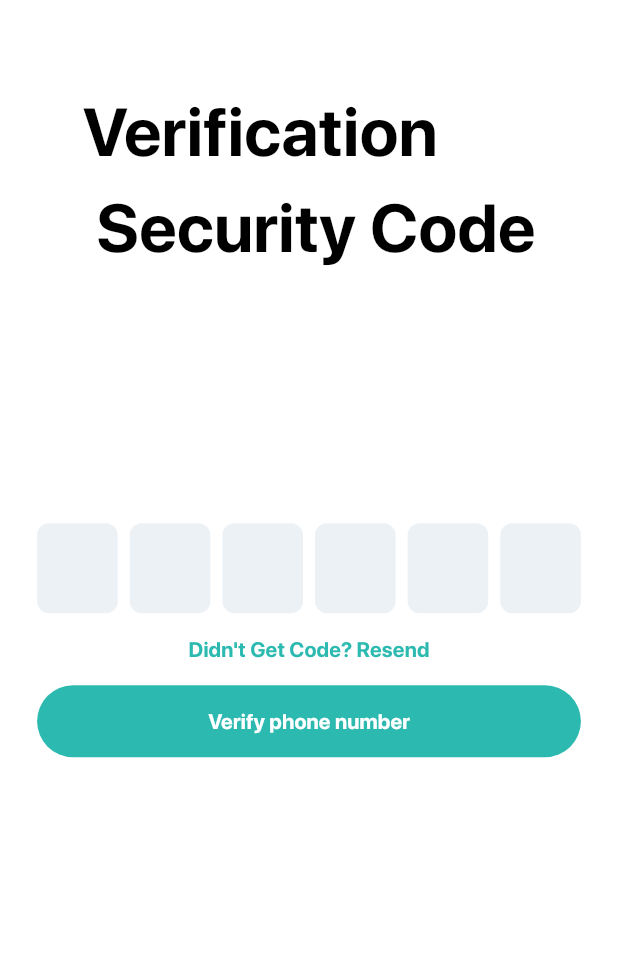
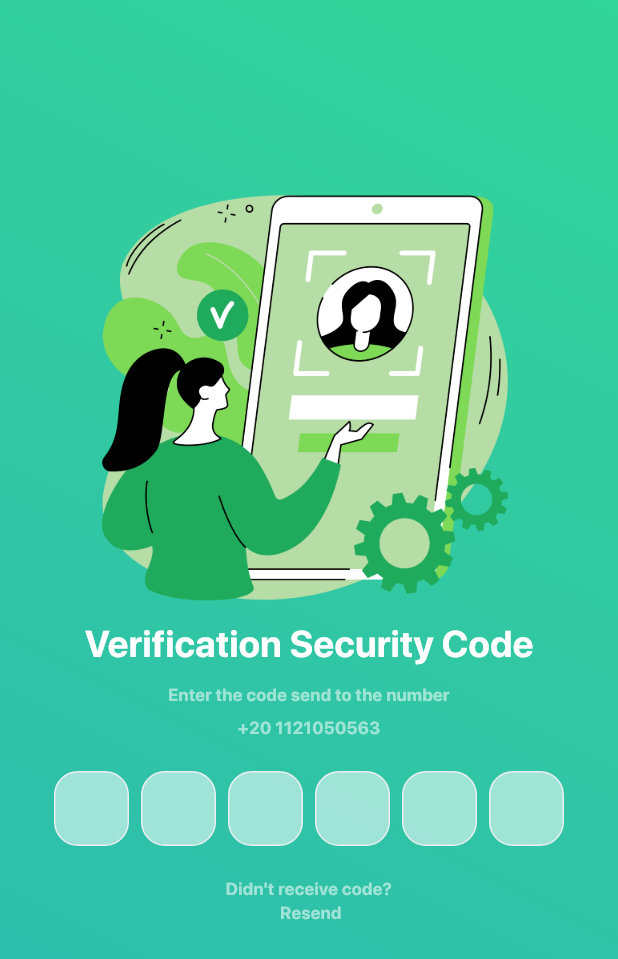
Before and after one commit to mohamdelbehairy/sophiee-app-2, a Flutter app: the OptPhoneNumberPage screen opened directly with empty values, on a phone screen of 412 x 824 dp. Shown: the top 959 px of the screen. Run offline on Flutter 3.47's test engine with Material 3 defaults, Android fonts, the phone set to English and light mode, and no system bars; drawn by our look-alikes of pinput; our stand-ins replace audioplayers, bloc, cached_network_image, chewie, cloud_firestore, connectivity_plus and 30 more; missing offline and left inert: flutter_file_downloader, flutter_pdfview, fluttercontactpicker, social_media_recorder; accounts and stored records are empty.

Commit message:
opt page ui done

```diff
--- a/lib/pages/auth/opt_phone_number_page.dart
+++ b/lib/pages/auth/opt_phone_number_page.dart
@@ -1,8 +1,6 @@
 import 'package:app/constants.dart';
-import 'package:app/utils/widget/custom_bottom.dart';
+import 'package:app/widgets/auth/opt_phone_number_page/opt_phone_number_page_body.dart';
 import 'package:flutter/material.dart';
-import 'package:flutter/services.dart';
-import 'package:pinput/pinput.dart';
 
 class OptPhoneNumberPage extends StatelessWidget {
   const OptPhoneNumberPage({super.key, required this.size});
@@ -11,30 +9,20 @@ class OptPhoneNumberPage extends StatelessWidget {
   @override
   Widget build(BuildContext context) {
     return Scaffold(
-      backgroundColor: Colors.white,
-      appBar: AppBar(
-          backgroundColor: Colors.white,
-          systemOverlayStyle: SystemUiOverlayStyle.dark),
-      body: Padding(
-        padding: EdgeInsets.symmetric(horizontal: size.width * .06),
-        child: Column(children: [
-          Text('Verification\n Security Code',
-              style: TextStyle(color: Colors.black, fontSize: 45)),
-          SizedBox(height: size.height * .2),
-          Pinput(length: 6),
-          TextButton(
-              onPressed: () {},
-              child: Text('Didn\'t Get Code? Resend',
-                  style: TextStyle(color: kPrimaryColor))),
-          CustomBottom(
-              text: 'Verify phone number',
-              colorBottom: kPrimaryColor,
-              colorText: Colors.white,
-              onPressed: () {},
-              borderRadius: BorderRadius.circular(32),
-              width: size.width)
-        ]),
-      ),
-    );
+        backgroundColor: Colors.white,
+        body: Container(
+            height: size.height,
+            width: size.width,
+            decoration: BoxDecoration(
+                gradient: LinearGradient(
+                    begin: Alignment.topRight,
+                    end: Alignment.bottomLeft,
+                    colors: [
+                  const Color(0xff32d59a),
+                  const Color(0xff32cba0),
+                  const Color(0xff2fc2a8),
+                  kPrimaryColor
+                ])),
+            child: OptPhoneNumberPageBody(size: size)));
   }
 }
--- /dev/null
+++ b/lib/widgets/auth/custom_phone_number_text.dart
@@ -0,0 +1,26 @@
+import 'package:flutter/material.dart';
+
+class CustomPhoneNumberText extends StatelessWidget {
+  const CustomPhoneNumberText(
+      {super.key,
+      required this.firsttext,
+      required this.firsttextSize,
+      required this.size,
+      required this.secondtext});
+
+  final String firsttext;
+  final String secondtext;
+  final double firsttextSize;
+  final Size size;
+
+  @override
+  Widget build(BuildContext context) {
+    return Column(children: [
+      Text(firsttext, style: TextStyle(fontSize: firsttextSize)),
+      SizedBox(height: size.width * .02),
+      Text(secondtext,
+          textAlign: TextAlign.center,
+          style: TextStyle(color: Colors.white54, fontSize: size.height * .014))
+    ]);
+  }
+}
--- /dev/null
+++ b/lib/widgets/auth/opt_phone_number_page/custom_opt_phone_number_text.dart
@@ -0,0 +1,22 @@
+import 'package:flutter/material.dart';
+
+class CustomOptPhoneNumbertext extends StatelessWidget {
+  const CustomOptPhoneNumbertext(
+      {super.key,
+      required this.size,
+      required this.text,
+      required this.textColor,
+      required this.textSize});
+
+  final Size size;
+  final String text;
+  final Color textColor;
+  final double textSize;
+
+  @override
+  Widget build(BuildContext context) {
+    return Text(text,
+        textAlign: TextAlign.center,
+        style: TextStyle(fontSize: textSize, color: textColor));
+  }
+}
--- /dev/null
+++ b/lib/widgets/auth/opt_phone_number_page/custom_opt_pinput.dart
@@ -0,0 +1,40 @@
+import 'package:flutter/material.dart';
+import 'package:pinput/pinput.dart';
+
+class CustomOptPinput extends StatelessWidget {
+  const CustomOptPinput({super.key, required this.size});
+
+  final Size size;
+
+  @override
+  Widget build(BuildContext context) {
+    final defaultPinTheme = PinTheme(
+        width: 50,
+        height: 50,
+        textStyle: TextStyle(
+            fontSize: 20,
+            color: Color.fromRGBO(30, 60, 87, 1),
+            fontWeight: FontWeight.w600),
+        decoration: BoxDecoration(
+            border: Border.all(color: Color.fromRGBO(234, 239, 243, 1)),
+            color: Colors.white54,
+            borderRadius: BorderRadius.circular(16)));
+
+    final focusedPinTheme = defaultPinTheme.copyWith(
+        decoration: defaultPinTheme.decoration
+            ?.copyWith(borderRadius: BorderRadius.circular(8)));
+
+    final submittedPinTheme = defaultPinTheme.copyWith(
+        decoration: defaultPinTheme.decoration
+            ?.copyWith(color: Color.fromRGBO(234, 239, 243, 1)));
+    return Padding(
+        padding: EdgeInsets.symmetric(vertical: size.width * .05),
+        child: Pinput(
+          length: 6,
+          defaultPinTheme: defaultPinTheme,
+          focusedPinTheme: focusedPinTheme,
+          submittedPinTheme: submittedPinTheme,
+          onChanged: (value) {},
+        ));
+  }
+}
--- /dev/null
+++ b/lib/widgets/auth/opt_phone_number_page/custom_opt_resend_code_text.dart
@@ -0,0 +1,20 @@
+import 'package:app/widgets/auth/opt_phone_number_page/custom_opt_phone_number_text.dart';
+import 'package:flutter/material.dart';
+
+class CustomOptResendCodetext extends StatelessWidget {
+  const CustomOptResendCodetext({super.key, required this.size});
+
+  final Size size;
+
+  @override
+  Widget build(BuildContext context) {
+    return GestureDetector(
+      onTap: () {},
+      child: CustomOptPhoneNumbertext(
+          size: size,
+          text: 'Didn\'t receive code? \n Resend',
+          textColor: Colors.white54,
+          textSize: size.height * .014),
+    );
+  }
+}
--- /dev/null
+++ b/lib/widgets/auth/opt_phone_number_page/opt_phone_number_page_body.dart
@@ -0,0 +1,37 @@
+import 'package:app/widgets/auth/opt_phone_number_page/custom_opt_phone_number_text.dart';
+import 'package:app/widgets/auth/opt_phone_number_page/custom_opt_pinput.dart';
+import 'package:app/widgets/auth/custom_phone_number_image.dart';
+import 'package:app/widgets/auth/custom_phone_number_text.dart';
+import 'package:app/widgets/auth/opt_phone_number_page/custom_opt_resend_code_text.dart';
+import 'package:flutter/material.dart';
+
+class OptPhoneNumberPageBody extends StatelessWidget {
+  const OptPhoneNumberPageBody({super.key, required this.size});
+
+  final Size size;
+
+  @override
+  Widget build(BuildContext context) {
+    return Padding(
+      padding: EdgeInsets.only(top: size.height * .15),
+      child: SingleChildScrollView(
+        child: Column(children: [
+          CustomPhoneNumberImage(size: size),
+          CustomPhoneNumberText(
+              firsttextSize: size.height * .03,
+              firsttext: 'Verification Security Code',
+              secondtext: 'Enter the code send to the number',
+              size: size),
+          SizedBox(height: size.width * .015),
+          CustomOptPhoneNumbertext(
+              size: size,
+              text: '+20 1121050563',
+              textColor: Colors.white54,
+              textSize: size.height * .014),
+          CustomOptPinput(size: size),
+          CustomOptResendCodetext(size: size),
+        ]),
+      ),
+    );
+  }
+}
--- a/lib/widgets/auth/phone_number_page/custom_phone_number_text.dart
+++ /dev/null
@@ -1,16 +0,0 @@
-import 'package:flutter/material.dart';
-
-class CustomPhoneNumberText extends StatelessWidget {
-  const CustomPhoneNumberText({super.key, required this.size});
-  final Size size;
-  @override
-  Widget build(BuildContext context) {
-    return Column(children: [
-      Text('Phone Verification',
-          style: TextStyle(fontSize: size.height * .035)),
-      Text('We need to register your phone\n before getting started!',
-          textAlign: TextAlign.center,
-          style: TextStyle(color: Colors.white54, fontSize: size.height * .014))
-    ]);
-  }
-}
--- a/lib/widgets/auth/phone_number_page/phone_number_page_body.dart
+++ b/lib/widgets/auth/phone_number_page/phone_number_page_body.dart
@@ -1,7 +1,7 @@
 import 'package:app/pages/auth/opt_phone_number_page.dart';
 import 'package:app/widgets/auth/phone_number_page/custom_phone_number_button.dart';
-import 'package:app/widgets/auth/phone_number_page/custom_phone_number_image.dart';
-import 'package:app/widgets/auth/phone_number_page/custom_phone_number_text.dart';
+import 'package:app/widgets/auth/custom_phone_number_image.dart';
+import 'package:app/widgets/auth/custom_phone_number_text.dart';
 import 'package:app/widgets/auth/phone_number_page/custom_phone_number_text_field.dart';
 import 'package:flutter/cupertino.dart';
 import 'package:flutter/material.dart';
@@ -35,7 +35,12 @@ class _PhoneNumberPageBodyState extends State<PhoneNumberPageBody> {
       child: SingleChildScrollView(
         child: Column(children: [
           CustomPhoneNumberImage(size: widget.size),
-          CustomPhoneNumberText(size: widget.size),
+          CustomPhoneNumberText(
+              size: widget.size,
+              firsttextSize: widget.size.height * .035,
+              firsttext: 'Phone Verification',
+              secondtext:
+                  'We need to register your phone\n before getting started!'),
           CustomPhoneNumberTextField(
               size: widget.size,
               controller: controller,
```
Also changed, not shown: lib/widgets/auth/custom_phone_number_image.dart (renamed from lib/widgets/auth/phone_number_page/custom_phone_number_image.dart).
